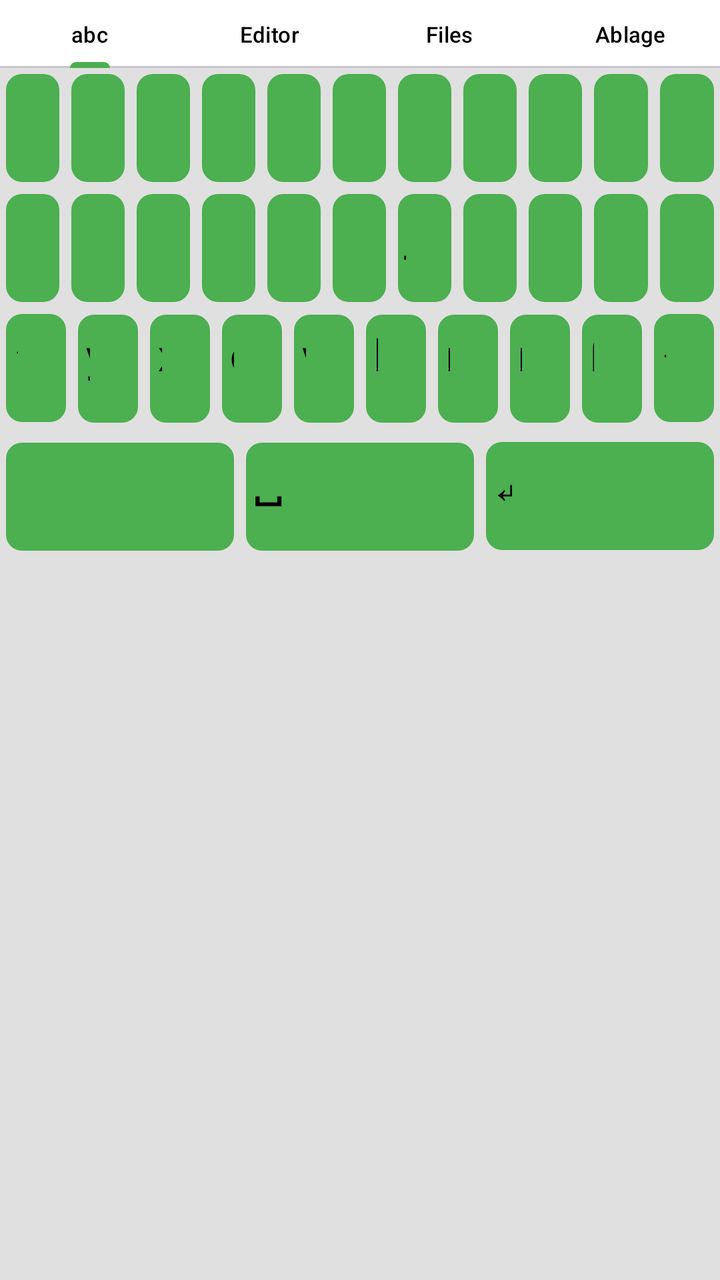
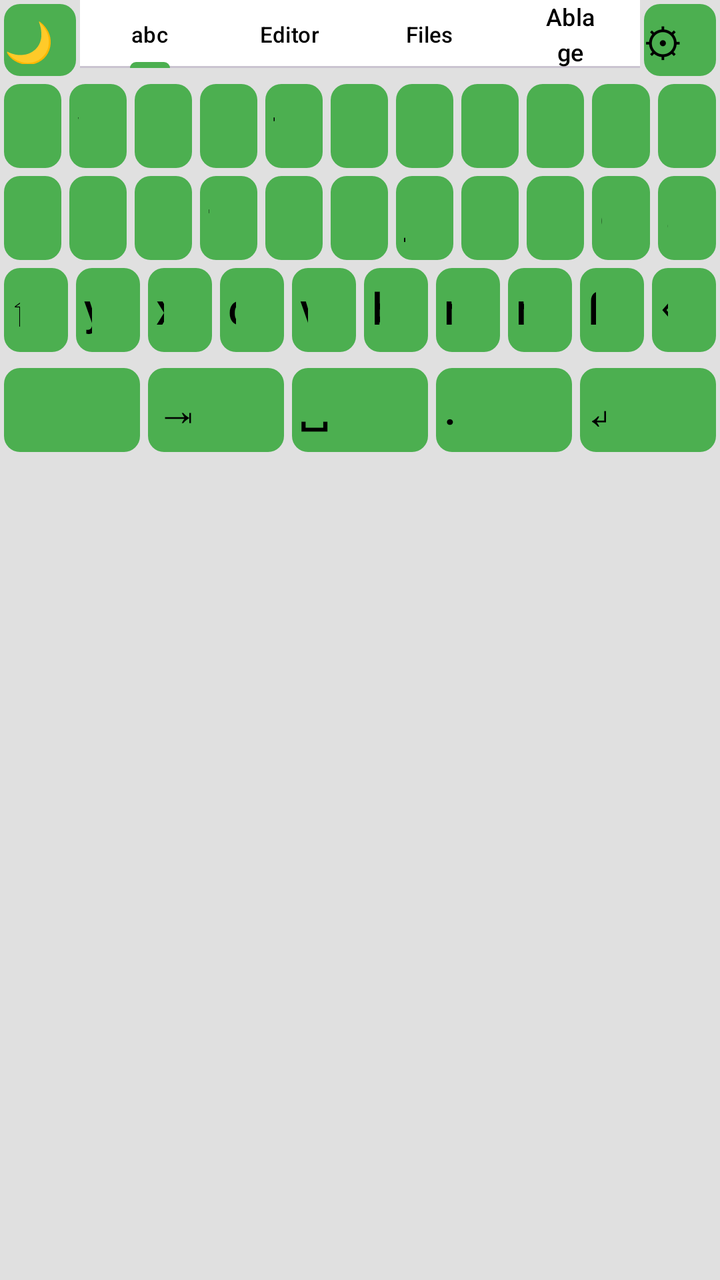

Compare the two renders of this Android layout. The source of the first and the diff that turns it into the second are given below.
<!-- AndroidManifest.xml: application theme Theme.KeyTab -->
<!-- res/layout/keyboard_view.xml -->
<?xml version="1.0" encoding="utf-8"?>
<LinearLayout xmlns:android="http://schemas.android.com/apk/res/android"
    xmlns:app="http://schemas.android.com/apk/res-auto"
    android:layout_width="match_parent"
    android:layout_height="wrap_content"
    android:orientation="vertical"
    android:background="@color/kbd_bg"
    android:paddingBottom="4dp">

    
    <com.google.android.material.tabs.TabLayout
        android:id="@+id/ime_tabs"
        android:layout_width="match_parent"
        android:layout_height="34dp"
        app:tabMode="fixed"
        app:tabGravity="fill"
        app:tabPaddingStart="20dp"
        app:tabPaddingEnd="20dp"
        app:tabTextAppearance="@style/KeyTabSmallTabText"
        app:tabIndicatorColor="@color/primary"
        app:tabSelectedTextColor="@color/text_primary"
        app:tabTextColor="@color/tab_text"
        app:tabBackground="@drawable/tab_bg_inset">

        <com.google.android.material.tabs.TabItem
            android:layout_width="wrap_content"
            android:layout_height="wrap_content"
            android:text="@string/ime_tab_letters" />

        <com.google.android.material.tabs.TabItem
            android:layout_width="wrap_content"
            android:layout_height="wrap_content"
            android:text="@string/ime_tab_editor" />

        <com.google.android.material.tabs.TabItem
            android:layout_width="wrap_content"
            android:layout_height="wrap_content"
            android:text="@string/ime_tab_files" />

        <com.google.android.material.tabs.TabItem
            android:layout_width="wrap_content"
            android:layout_height="wrap_content"
            android:text="@string/ime_tab_clip" />
    </com.google.android.material.tabs.TabLayout>

    
    <LinearLayout
        android:id="@+id/editor_panel"
        android:layout_width="match_parent"
        android:layout_height="wrap_content"
        android:orientation="vertical"
        android:visibility="gone">

        <LinearLayout
            android:layout_width="match_parent"
            android:layout_height="wrap_content"
            android:orientation="horizontal"
            android:gravity="center_vertical"
            android:background="@color/key_bg">

            <Button
                android:id="@+id/btn_editor_load"
                style="@style/KeyDark"
                android:layout_width="wrap_content"
                android:layout_height="wrap_content"
                android:text="@string/editor_load" />

            <Button
                android:id="@+id/btn_editor_save"
                style="@style/KeyDark"
                android:layout_width="wrap_content"
                android:layout_height="wrap_content"
                android:text="@string/editor_save" />

            <TextView
                android:id="@+id/editor_file"
                android:layout_width="0dp"
                android:layout_height="wrap_content"
                android:layout_weight="1"
                android:singleLine="true"
                android:ellipsize="start"
                android:textColor="@color/text_secondary"
                android:padding="6dp" />
        </LinearLayout>

        <EditText
            android:id="@+id/editor_input"
            android:layout_width="match_parent"
            android:layout_height="130dp"
            android:gravity="top|start"
            android:inputType="textMultiLine|textNoSuggestions"
            android:background="@color/editor_bg"
            android:textColor="@color/text_primary"
            android:hint="@string/editor_hint"
            android:padding="8dp" />
    </LinearLayout>

    <FrameLayout
        android:id="@+id/kb_container"
        android:layout_width="match_parent"
        android:layout_height="wrap_content">

        
        <LinearLayout
            android:id="@+id/kb_panel"
            android:layout_width="match_parent"
            android:layout_height="wrap_content"
            android:orientation="vertical">

            <LinearLayout style="@style/KeyRow">
                <Button style="@style/KeyDark" android:tag="letter" android:text="q" />
                <Button style="@style/KeyDark" android:tag="letter" android:text="w" />
                <Button style="@style/KeyDark" android:tag="letter" android:text="e" />
                <Button style="@style/KeyDark" android:tag="letter" android:text="r" />
                <Button style="@style/KeyDark" android:tag="letter" android:text="t" />
                <Button style="@style/KeyDark" android:tag="letter" android:text="z" />
                <Button style="@style/KeyDark" android:tag="letter" android:text="u" />
                <Button style="@style/KeyDark" android:tag="letter" android:text="i" />
                <Button style="@style/KeyDark" android:tag="letter" android:text="o" />
                <Button style="@style/KeyDark" android:tag="letter" android:text="p" />
                <Button style="@style/KeyDark" android:tag="letter" android:text="ü" />
            </LinearLayout>

            <LinearLayout style="@style/KeyRow">
                <Button style="@style/KeyDark" android:tag="letter" android:text="a" />
                <Button style="@style/KeyDark" android:tag="letter" android:text="s" />
                <Button style="@style/KeyDark" android:tag="letter" android:text="d" />
                <Button style="@style/KeyDark" android:tag="letter" android:text="f" />
                <Button style="@style/KeyDark" android:tag="letter" android:text="g" />
                <Button style="@style/KeyDark" android:tag="letter" android:text="h" />
                <Button style="@style/KeyDark" android:tag="letter" android:text="j" />
                <Button style="@style/KeyDark" android:tag="letter" android:text="k" />
                <Button style="@style/KeyDark" android:tag="letter" android:text="l" />
                <Button style="@style/KeyDark" android:tag="letter" android:text="ö" />
                <Button style="@style/KeyDark" android:tag="letter" android:text="ä" />
            </LinearLayout>

            <LinearLayout style="@style/KeyRow">
                <Button style="@style/KeyDark" android:id="@+id/key_shift" android:text="@string/key_shift_label" />
                <Button style="@style/KeyDark" android:tag="letter" android:text="y" />
                <Button style="@style/KeyDark" android:tag="letter" android:text="x" />
                <Button style="@style/KeyDark" android:tag="letter" android:text="c" />
                <Button style="@style/KeyDark" android:tag="letter" android:text="v" />
                <Button style="@style/KeyDark" android:tag="letter" android:text="b" />
                <Button style="@style/KeyDark" android:tag="letter" android:text="n" />
                <Button style="@style/KeyDark" android:tag="letter" android:text="m" />
                <Button style="@style/KeyDark" android:tag="letter" android:text="ß" />
                <Button style="@style/KeyDark" android:id="@+id/key_del" android:text="@string/key_del_label" />
            </LinearLayout>
        </LinearLayout>

        
        <LinearLayout
            android:id="@+id/sym_panel"
            android:layout_width="match_parent"
            android:layout_height="wrap_content"
            android:orientation="vertical"
            android:visibility="gone">

            <LinearLayout style="@style/KeyRow">
                <Button style="@style/KeyDark" android:tag="sym" android:text="1" />
                <Button style="@style/KeyDark" android:tag="sym" android:text="2" />
                <Button style="@style/KeyDark" android:tag="sym" android:text="3" />
                <Button style="@style/KeyDark" android:tag="sym" android:text="4" />
                <Button style="@style/KeyDark" android:tag="sym" android:text="5" />
                <Button style="@style/KeyDark" android:tag="sym" android:text="6" />
                <Button style="@style/KeyDark" android:tag="sym" android:text="7" />
                <Button style="@style/KeyDark" android:tag="sym" android:text="8" />
                <Button style="@style/KeyDark" android:tag="sym" android:text="9" />
                <Button style="@style/KeyDark" android:tag="sym" android:text="0" />
            </LinearLayout>

            <LinearLayout style="@style/KeyRow">
                <Button style="@style/KeyDark" android:tag="sym" android:text="-" />
                <Button style="@style/KeyDark" android:tag="sym" android:text="/" />
                <Button style="@style/KeyDark" android:tag="sym" android:text=":" />
                <Button style="@style/KeyDark" android:tag="sym" android:text=";" />
                <Button style="@style/KeyDark" android:tag="sym" android:text="(" />
                <Button style="@style/KeyDark" android:tag="sym" android:text=")" />
                <Button style="@style/KeyDark" android:tag="sym" android:text="$" />
                <Button style="@style/KeyDark" android:tag="sym" android:text="@" />
                <Button style="@style/KeyDark" android:tag="sym" android:text="&amp;" />
                <Button style="@style/KeyDark" android:tag="sym" android:text="%" />
            </LinearLayout>

            <LinearLayout style="@style/KeyRow">
                <Button style="@style/KeyDark" android:tag="sym" android:text="." />
                <Button style="@style/KeyDark" android:tag="sym" android:text="," />
                <Button style="@style/KeyDark" android:tag="sym" android:text="?" />
                <Button style="@style/KeyDark" android:tag="sym" android:text="!" />
                <Button style="@style/KeyDark" android:tag="sym" android:text="=" />
                <Button style="@style/KeyDark" android:tag="sym" android:text="+" />
                <Button style="@style/KeyDark" android:tag="sym" android:text="*" />
                <Button style="@style/KeyDark" android:tag="sym" android:text="_" />
                <Button style="@style/KeyDark" android:tag="sym" android:text="&quot;" />
                <Button style="@style/KeyDark" android:tag="sym" android:text="'" />
            </LinearLayout>

            <LinearLayout style="@style/KeyRow">
                <Button style="@style/KeyDark" android:tag="sym" android:text="[" />
                <Button style="@style/KeyDark" android:tag="sym" android:text="]" />
                <Button style="@style/KeyDark" android:tag="sym" android:text="{" />
                <Button style="@style/KeyDark" android:tag="sym" android:text="}" />
                <Button style="@style/KeyDark" android:tag="sym" android:text="# " />
                <Button style="@style/KeyDark" android:tag="sym" android:text="&lt;" />
                <Button style="@style/KeyDark" android:tag="sym" android:text="&gt;" />
                <Button style="@style/KeyDark" android:tag="sym" android:text="|" />
                <Button style="@style/KeyDark" android:tag="sym" android:text="\\" />
                <Button style="@style/KeyDark" android:tag="sym" android:text="~" />
            </LinearLayout>
        </LinearLayout>

        
        <LinearLayout
            android:id="@+id/file_panel"
            android:layout_width="match_parent"
            android:layout_height="wrap_content"
            android:orientation="vertical"
            android:visibility="gone">

            
            <LinearLayout
                android:layout_width="match_parent"
                android:layout_height="wrap_content"
                android:orientation="horizontal"
                android:gravity="center_vertical"
                android:background="@color/key_bg">

                <Button
                    android:id="@+id/btn_back_dir"
                    style="@style/KeyDark"
                    android:layout_width="wrap_content"
                    android:layout_height="wrap_content"
                    android:text="@string/btn_back_label"
                    android:visibility="gone" />

                <Button
                    android:id="@+id/btn_up_dir"
                    style="@style/KeyDark"
                    android:layout_width="wrap_content"
                    android:layout_height="wrap_content"
                    android:text="@string/btn_up_label"
                    android:visibility="gone" />

                <TextView
                    android:id="@+id/file_dir"
                    android:layout_width="0dp"
                    android:layout_height="wrap_content"
                    android:layout_weight="1"
                    android:singleLine="true"
                    android:ellipsize="start"
                    android:textColor="@color/text_primary"
                    android:padding="6dp" />
            </LinearLayout>

            <ListView
                android:id="@+id/file_list"
                android:layout_width="match_parent"
                android:layout_height="250dp"
                android:background="@color/list_bg" />

            <TextView
                android:id="@+id/file_hint"
                android:layout_width="match_parent"
                android:layout_height="wrap_content"
                android:padding="6dp"
                android:textSize="13sp"
                android:textColor="@color/text_secondary" />
        </LinearLayout>
    </FrameLayout>

    
    <LinearLayout
        android:id="@+id/clip_panel"
        android:layout_width="match_parent"
        android:layout_height="wrap_content"
        android:orientation="vertical"
        android:visibility="gone">

        <LinearLayout
            android:layout_width="match_parent"
            android:layout_height="wrap_content"
            android:orientation="horizontal"
            android:gravity="center_vertical"
            android:background="@color/key_bg">

            <Button
                android:id="@+id/btn_clip_add"
                style="@style/KeyDark"
                android:layout_width="wrap_content"
                android:layout_height="wrap_content"
                android:text="@string/clip_add" />

            <Button
                android:id="@+id/btn_clip_clear"
                style="@style/KeyDark"
                android:layout_width="wrap_content"
                android:layout_height="wrap_content"
                android:text="@string/clip_clear" />

            <TextView
                android:id="@+id/clip_hint"
                android:layout_width="0dp"
                android:layout_height="wrap_content"
                android:layout_weight="1"
                android:singleLine="true"
                android:ellipsize="end"
                android:textColor="@color/text_secondary"
                android:padding="6dp" />
        </LinearLayout>

        <ListView
            android:id="@+id/clip_list"
            android:layout_width="match_parent"
            android:layout_height="300dp"
            android:background="@color/list_bg" />
    </LinearLayout>

    
    <LinearLayout
        android:id="@+id/bottom_row"
        style="@style/KeyRow"
        android:layout_marginTop="4dp">
        <Button style="@style/KeyDark" android:id="@+id/key_toggle" android:text="" />
        <Button style="@style/KeyDark" android:id="@+id/key_space" android:text="@string/key_space_label" />
        <Button style="@style/KeyDark" android:id="@+id/key_enter" android:text="@string/key_enter_label" />
    </LinearLayout>
</LinearLayout>
<!-- resources referenced by this layout -->
<resources>
  <color name="editor_bg">#f5f5f5</color>
  <color name="kbd_bg">#e0e0e0</color>
  <color name="key_bg">#ffffff</color>
  <color name="list_bg">#f2f2f2</color>
  <color name="primary">#4caf50</color>
  <color name="tab_text">#000000</color>
  <color name="text_primary">#000000</color>
  <color name="text_secondary">#5f5f5f</color>
  <!-- drawable tab_bg_inset (drawable) -->
  <?xml version="1.0" encoding="utf-8"?>
  <inset xmlns:android="http://schemas.android.com/apk/res/android"
      android:drawable="@drawable/key_bg"
      android:insetLeft="4dp"
      android:insetRight="4dp"
      android:insetTop="3dp"
      android:insetBottom="3dp" />
  <string name="btn_back_label">‹</string>
  <string name="btn_up_label">▲</string>
  <string name="clip_add">＋ Hinzufügen</string>
  <string name="clip_clear">🗑</string>
  <string name="editor_hint">Text hier eingeben …</string>
  <string name="editor_load">📂 Laden</string>
  <string name="editor_save">💾 Speichern</string>
  <string name="ime_tab_clip">Ablage</string>
  <string name="ime_tab_editor">Editor</string>
  <string name="ime_tab_files">Files</string>
  <string name="ime_tab_letters">abc</string>
  <string name="key_del_label">⌫</string>
  <string name="key_enter_label">↵</string>
  <string name="key_shift_label">⇧</string>
  <string name="key_space_label">␣</string>
  <style name="KeyDark" parent="android:Widget.Material.Button">
          <item name="android:layout_width">0dp</item>
          <item name="android:layout_height">54dp</item>
          <item name="android:layout_weight">1</item>
          <item name="android:layout_margin">3dp</item>
          <item name="android:background">@drawable/key_bg</item>
          <item name="android:textColor">@color/key_text</item>
          <item name="android:textAllCaps">false</item>
          <item name="android:textSize">22sp</item>
          <item name="android:stateListAnimator">@null</item>
          
          <item name="android:paddingStart">4dp</item>
          <item name="android:paddingTop">5dp</item>
          <item name="android:gravity">top|start</item>
          <item name="android:insetTop">0dp</item>
          <item name="android:insetBottom">0dp</item>
      </style>
  <style name="KeyRow">
          <item name="android:layout_width">match_parent</item>
          <item name="android:layout_height">wrap_content</item>
          <item name="android:orientation">horizontal</item>
      </style>
  <style name="KeyTabSmallTabText" parent="TextAppearance.Design.Tab">
          <item name="android:textSize">11sp</item>
          <item name="textAllCaps">false</item>
      </style>
  <style name="Theme.KeyTab" parent="Theme.Material3.DayNight.NoActionBar">
          <item name="colorPrimary">@color/primary</item>
          <item name="colorOnPrimary">@color/on_primary</item>
          <item name="colorSurface">@color/surface</item>
          <item name="colorOnSurface">@color/text_primary</item>
          <item name="android:windowBackground">@color/background</item>
          <item name="android:statusBarColor">@color/background</item>
          <item name="android:textColorPrimary">@color/text_primary</item>
      </style>
  <!-- drawable key_bg (drawable) -->
  <?xml version="1.0" encoding="utf-8"?>
  <selector xmlns:android="http://schemas.android.com/apk/res/android">
      <item android:state_pressed="true">
          <shape>
              <solid android:color="@color/key_pressed" />
              <corners android:radius="8dp" />
          </shape>
      </item>
      <item>
          <shape>
              <solid android:color="@color/key_bg" />
              <corners android:radius="8dp" />
          </shape>
      </item>
  </selector>
  <color name="key_text">#000000</color>
  <color name="on_primary">#f0f0f0</color>
  <color name="surface">#ffffff</color>
  <color name="background">#e0e0e0</color>
  <color name="key_pressed">#f5f5f5</color>
</resources>

<!-- the commit's change to res/layout/keyboard_view.xml (unified diff, before → after) -->
@@ -8,40 +8,74 @@
     android:paddingBottom="4dp">
 
     
-    <com.google.android.material.tabs.TabLayout
-        android:id="@+id/ime_tabs"
+    <LinearLayout
         android:layout_width="match_parent"
-        android:layout_height="34dp"
-        app:tabMode="fixed"
-        app:tabGravity="fill"
-        app:tabPaddingStart="20dp"
-        app:tabPaddingEnd="20dp"
-        app:tabTextAppearance="@style/KeyTabSmallTabText"
-        app:tabIndicatorColor="@color/primary"
-        app:tabSelectedTextColor="@color/text_primary"
-        app:tabTextColor="@color/tab_text"
-        app:tabBackground="@drawable/tab_bg_inset">
-
-        <com.google.android.material.tabs.TabItem
-            android:layout_width="wrap_content"
-            android:layout_height="wrap_content"
-            android:text="@string/ime_tab_letters" />
-
-        <com.google.android.material.tabs.TabItem
-            android:layout_width="wrap_content"
-            android:layout_height="wrap_content"
-            android:text="@string/ime_tab_editor" />
-
-        <com.google.android.material.tabs.TabItem
-            android:layout_width="wrap_content"
-            android:layout_height="wrap_content"
-            android:text="@string/ime_tab_files" />
-
-        <com.google.android.material.tabs.TabItem
-            android:layout_width="wrap_content"
-            android:layout_height="wrap_content"
-            android:text="@string/ime_tab_clip" />
-    </com.google.android.material.tabs.TabLayout>
+        android:layout_height="wrap_content"
+        android:orientation="horizontal"
+        android:background="@color/kbd_bg">
+
+        <Button
+            android:id="@+id/key_theme"
+            style="@style/KeyDark"
+            android:layout_width="36dp"
+            android:layout_height="36dp"
+            android:layout_weight="0"
+            android:layout_margin="2dp"
+            android:layout_gravity="center_vertical"
+            android:textSize="20sp"
+            android:paddingStart="0dp"
+            android:paddingEnd="0dp"
+            android:text="🌙" />
+
+        <com.google.android.material.tabs.TabLayout
+            android:id="@+id/ime_tabs"
+            android:layout_width="0dp"
+            android:layout_height="34dp"
+            android:layout_weight="1"
+            app:tabMode="fixed"
+            app:tabGravity="fill"
+            app:tabPaddingStart="20dp"
+            app:tabPaddingEnd="20dp"
+            app:tabTextAppearance="@style/KeyTabSmallTabText"
+            app:tabIndicatorColor="@color/primary"
+            app:tabSelectedTextColor="@color/text_primary"
+            app:tabTextColor="@color/tab_text"
+            app:tabBackground="@drawable/tab_bg_inset">
+
+            <com.google.android.material.tabs.TabItem
+                android:layout_width="wrap_content"
+                android:layout_height="wrap_content"
+                android:text="@string/ime_tab_letters" />
+
+            <com.google.android.material.tabs.TabItem
+                android:layout_width="wrap_content"
+                android:layout_height="wrap_content"
+                android:text="@string/ime_tab_editor" />
+
+            <com.google.android.material.tabs.TabItem
+                android:layout_width="wrap_content"
+                android:layout_height="wrap_content"
+                android:text="@string/ime_tab_files" />
+
+            <com.google.android.material.tabs.TabItem
+                android:layout_width="wrap_content"
+                android:layout_height="wrap_content"
+                android:text="@string/ime_tab_clip" />
+        </com.google.android.material.tabs.TabLayout>
+
+        <Button
+            android:id="@+id/key_settings"
+            style="@style/KeyDark"
+            android:layout_width="36dp"
+            android:layout_height="36dp"
+            android:layout_weight="0"
+            android:layout_margin="2dp"
+            android:layout_gravity="center_vertical"
+            android:textSize="20sp"
+            android:paddingStart="0dp"
+            android:paddingEnd="0dp"
+            android:text="⚙" />
+    </LinearLayout>
 
     
     <LinearLayout
@@ -106,6 +140,23 @@
             android:layout_width="match_parent"
             android:layout_height="wrap_content"
             android:orientation="vertical">
+
+            
+            <LinearLayout
+                android:id="@+id/num_row"
+                style="@style/KeyRow"
+                android:visibility="gone">
+                <Button style="@style/KeyDark" android:tag="sym" android:text="1" />
+                <Button style="@style/KeyDark" android:tag="sym" android:text="2" />
+                <Button style="@style/KeyDark" android:tag="sym" android:text="3" />
+                <Button style="@style/KeyDark" android:tag="sym" android:text="4" />
+                <Button style="@style/KeyDark" android:tag="sym" android:text="5" />
+                <Button style="@style/KeyDark" android:tag="sym" android:text="6" />
+                <Button style="@style/KeyDark" android:tag="sym" android:text="7" />
+                <Button style="@style/KeyDark" android:tag="sym" android:text="8" />
+                <Button style="@style/KeyDark" android:tag="sym" android:text="9" />
+                <Button style="@style/KeyDark" android:tag="sym" android:text="0" />
+            </LinearLayout>
 
             <LinearLayout style="@style/KeyRow">
                 <Button style="@style/KeyDark" android:tag="letter" android:text="q" />
@@ -242,6 +293,14 @@
                     android:text="@string/btn_up_label"
                     android:visibility="gone" />
 
+                <Button
+                    android:id="@+id/btn_paste_dir"
+                    style="@style/KeyDark"
+                    android:layout_width="wrap_content"
+                    android:layout_height="wrap_content"
+                    android:text="@string/fm_paste"
+                    android:visibility="gone" />
+
                 <TextView
                     android:id="@+id/file_dir"
                     android:layout_width="0dp"
@@ -322,7 +381,9 @@
         style="@style/KeyRow"
         android:layout_marginTop="4dp">
         <Button style="@style/KeyDark" android:id="@+id/key_toggle" android:text="" />
+        <Button style="@style/KeyDark" android:id="@+id/key_tab" android:text="⇥" />
         <Button style="@style/KeyDark" android:id="@+id/key_space" android:text="@string/key_space_label" />
+        <Button style="@style/KeyDark" android:id="@+id/key_dot" android:text="." />
         <Button style="@style/KeyDark" android:id="@+id/key_enter" android:text="@string/key_enter_label" />
     </LinearLayout>
 </LinearLayout>
<!-- resource entries referenced after the edit -->
@@ -23,6 +23,7 @@
   <string name="editor_hint">Text hier eingeben …</string>
   <string name="editor_load">📂 Laden</string>
   <string name="editor_save">💾 Speichern</string>
+  <string name="fm_paste">📥 Einfügen</string>
   <string name="ime_tab_clip">Ablage</string>
   <string name="ime_tab_editor">Editor</string>
   <string name="ime_tab_files">Files</string>
@@ -33,9 +34,9 @@
   <string name="key_space_label">␣</string>
   <style name="KeyDark" parent="android:Widget.Material.Button">
           <item name="android:layout_width">0dp</item>
-          <item name="android:layout_height">54dp</item>
+          <item name="android:layout_height">42dp</item>
           <item name="android:layout_weight">1</item>
-          <item name="android:layout_margin">3dp</item>
+          <item name="android:layout_margin">2dp</item>
           <item name="android:background">@drawable/key_bg</item>
           <item name="android:textColor">@color/key_text</item>
           <item name="android:textAllCaps">false</item>
@@ -52,6 +53,7 @@
           <item name="android:layout_width">match_parent</item>
           <item name="android:layout_height">wrap_content</item>
           <item name="android:orientation">horizontal</item>
+          <item name="android:baselineAligned">false</item>
       </style>
   <style name="KeyTabSmallTabText" parent="TextAppearance.Design.Tab">
           <item name="android:textSize">11sp</item>
